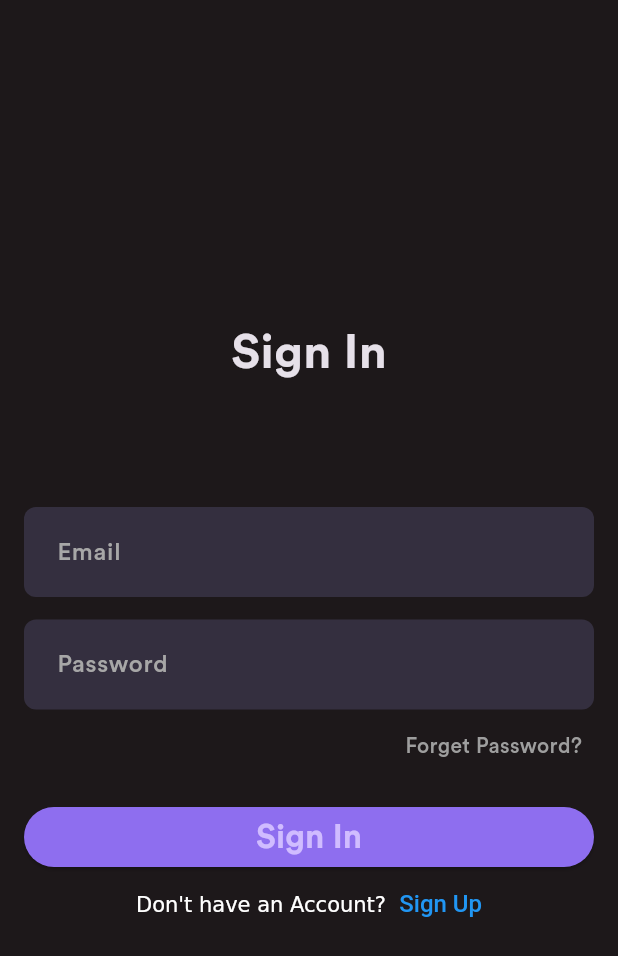
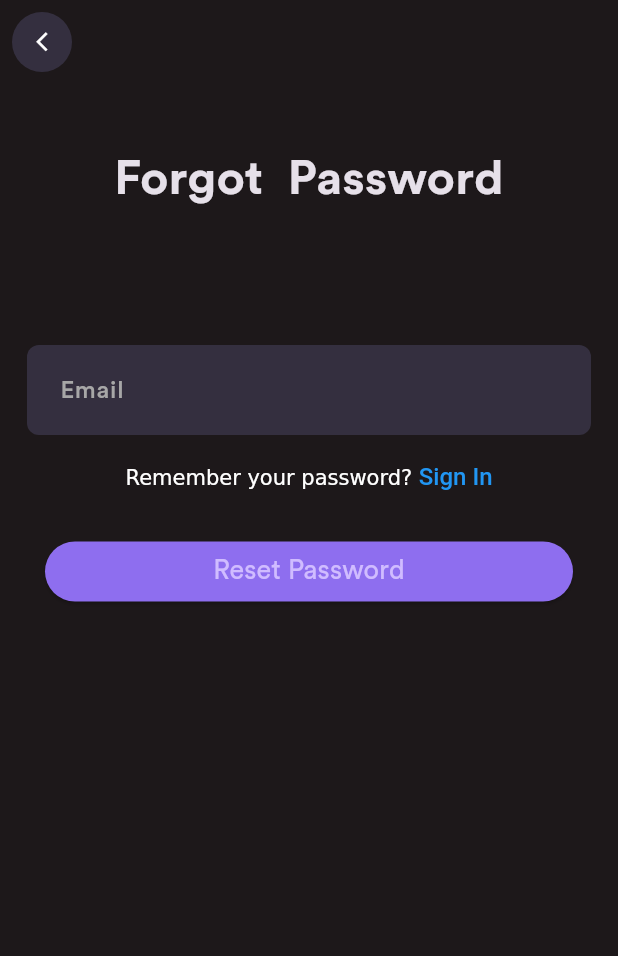
Before and after one commit to rajukarki467/ecommerce, a Flutter app: the screen it shows after launch, after a tap on "Forget Password?", on a phone screen of 412 x 824 dp. Shown: the top 956 px of the screen. Run offline on Flutter 3.47's test engine with Material 3 defaults, Android fonts, the phone set to English and light mode, and no system bars; our stand-ins replace flutter_bloc.

Commit message:
adding a forget password page

```diff
--- a/frontend/lib/feature/auth/presentation/pages/forget.dart
+++ b/frontend/lib/feature/auth/presentation/pages/forget.dart
@@ -1,43 +1,52 @@
 import 'package:flutter/gestures.dart';
 import 'package:flutter/material.dart';
+import 'package:frontend/common/helper/appbar.dart';
 import 'package:frontend/common/helper/navigator/app_navigator.dart';
+import 'package:frontend/core/config/theme/app_color.dart';
 import 'package:frontend/feature/auth/presentation/pages/signin.dart';
 
-class ForgetPage extends StatelessWidget {
+class ForgotPasswordPage extends StatelessWidget {
   TextEditingController _emailController = TextEditingController();
 
-  ForgetPage({super.key});
+  ForgotPasswordPage({super.key});
 
   @override
   Widget build(BuildContext context) {
     return Scaffold(
-      appBar: AppBar(),
-      body: Column(
-        mainAxisAlignment: MainAxisAlignment.center,
+      appBar: BasicAppBar(),
+      body: Padding(
+        padding: const EdgeInsets.symmetric(horizontal: 10, vertical: 40),
+        child: Column(
+          mainAxisAlignment: MainAxisAlignment.start,
           crossAxisAlignment: CrossAxisAlignment.center,
           children: [
             _forgotText(),
             const SizedBox(height: 80),
             _emailField(context),
-          const SizedBox(height: 15),
-          const SizedBox(height: 15),
+            const SizedBox(height: 10),
             _backtohomePage(context),
+            const SizedBox(height: 20),
+            _sendResetlinkButton(),
           ],
+        ),
       ),
     );
   }
 
   Widget _forgotText() {
     return Text(
-      "Forgot Text",
+      "Forgot  Password",
       style: const TextStyle(fontWeight: FontWeight.bold, fontSize: 32),
     );
   }
 
   Widget _emailField(BuildContext context) {
-    return TextField(
+    return Padding(
+      padding: const EdgeInsets.all(8.0),
+      child: TextField(
         controller: _emailController,
         decoration: InputDecoration(hintText: "Email"),
+      ),
     );
   }
 
@@ -45,7 +54,7 @@ class ForgetPage extends StatelessWidget {
     return RichText(
       text: TextSpan(
         children: [
-          TextSpan(text: " If Remember your password? \nReturn to   "),
+          TextSpan(text: "Remember your password? "),
           TextSpan(
             text: "Sign In",
             recognizer: TapGestureRecognizer()
@@ -62,4 +71,20 @@ class ForgetPage extends StatelessWidget {
       ),
     );
   }
+
+  Widget _sendResetlinkButton() {
+    return Container(
+      width: double.infinity,
+      padding: EdgeInsets.symmetric(horizontal: 20, vertical: 10),
+      decoration: BoxDecoration(color: Colors.transparent),
+      child: ElevatedButton(
+        onPressed: () {},
+        child: Text(
+          "Reset Password",
+          style: TextStyle(fontWeight: FontWeight.normal, fontSize: 18),
+        ),
+        style: ElevatedButton.styleFrom(backgroundColor: AppColors.primary),
+      ),
+    );
   }
+}
--- a/frontend/lib/feature/auth/presentation/pages/signin.dart
+++ b/frontend/lib/feature/auth/presentation/pages/signin.dart
@@ -2,6 +2,7 @@ import 'package:flutter/gestures.dart';
 import 'package:flutter/material.dart';
 import 'package:frontend/common/helper/navigator/app_navigator.dart';
 import 'package:frontend/core/config/theme/app_color.dart';
+import 'package:frontend/feature/auth/presentation/pages/forget.dart';
 import 'package:frontend/feature/auth/presentation/pages/signup.dart';
 
 class SignIn extends StatelessWidget {
@@ -31,7 +32,7 @@ class SignIn extends StatelessWidget {
                 children: [
                   Padding(
                     padding: const EdgeInsets.only(right: 8),
-                    child: _forgetpasswordText(),
+                    child: _forgetpasswordText(context),
                   ),
                 ],
               ),
@@ -67,9 +68,11 @@ class SignIn extends StatelessWidget {
     );
   }
 
-  Widget _forgetpasswordText() {
+  Widget _forgetpasswordText(BuildContext context) {
     return GestureDetector(
-      onTap: () {},
+      onTap: () {
+        AppNavigator.push(context, ForgotPasswordPage());
+      },
       child: Text(
         "Forget Password?",
         style: const TextStyle(
--- a/frontend/lib/feature/auth/presentation/pages/signup.dart
+++ b/frontend/lib/feature/auth/presentation/pages/signup.dart
@@ -1,5 +1,6 @@
 import 'package:flutter/gestures.dart';
 import 'package:flutter/material.dart';
+import 'package:frontend/common/helper/appbar.dart';
 import 'package:frontend/common/helper/navigator/app_navigator.dart';
 import 'package:frontend/core/config/theme/app_color.dart';
 import 'package:frontend/feature/auth/presentation/pages/signin.dart';
@@ -15,6 +16,7 @@ class SignUp extends StatelessWidget {
   @override
   Widget build(BuildContext context) {
     return Scaffold(
+      appBar: BasicAppBar(),
       body: Center(
         child: SingleChildScrollView(
           padding: const EdgeInsets.symmetric(vertical: 40, horizontal: 16),
```
Lines whose indentation alone changed are shown as unchanged.
